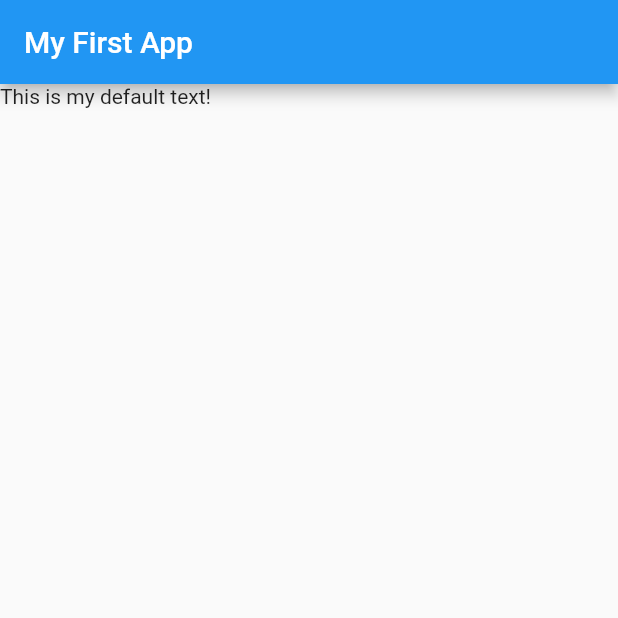
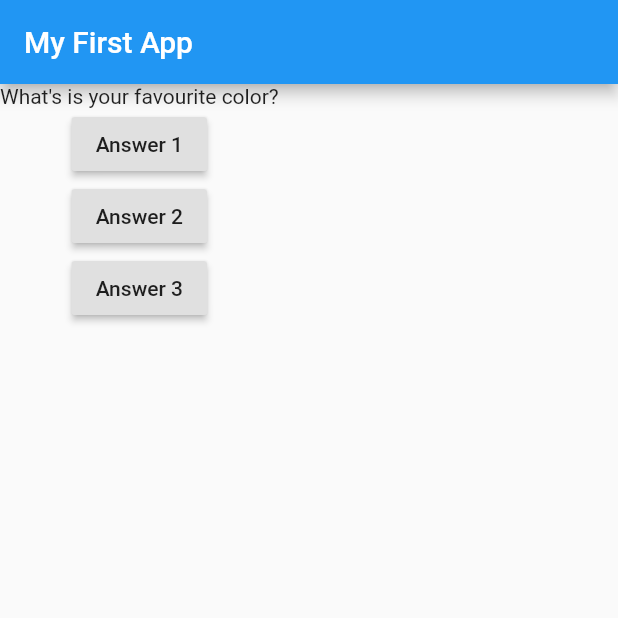
Before and after one commit to moratelli/flutter_basics, a Flutter app: the screen it shows after launch, on a phone screen of 412 x 824 dp, the top half of it. Run offline on Flutter 3.47's test engine with Material 2 defaults, Android fonts, the phone set to English and light mode, and no system bars.

Commit message:
Update widget data

```diff
--- a/lib/main.dart
+++ b/lib/main.dart
@@ -3,6 +3,18 @@ import 'package:flutter/material.dart';
 void main() => runApp(MyApp());
 
 class MyApp extends StatelessWidget {
+  var questionIndex = 0;
+
+  void answerQuestion() {
+    questionIndex++;
+    print(questionIndex);
+  }
+
+  var questions = [
+    'What\'s is your favourite color?',
+    'What\'s your favourite animal?'
+  ];
+
   @override
   Widget build(BuildContext context) {
     return MaterialApp(
@@ -10,7 +22,27 @@ class MyApp extends StatelessWidget {
         appBar: AppBar(
           title: Text('My First App'),
         ),
-        body: Text('This is my default text!'),
+        body: Column(
+          children: [
+            Text(
+              questions[questionIndex],
+            ),
+            RaisedButton(
+              child: Text('Answer 1'),
+              onPressed: answerQuestion,
+            ),
+            RaisedButton(
+              child: Text('Answer 2'),
+              onPressed: () => print('Answer 2 chosen!'),
+            ),
+            RaisedButton(
+              child: Text('Answer 3'),
+              onPressed: () {
+                print('Answer 3 chosen!');
+              },
+            ),
+          ],
+        ),
       ),
     );
   }
```
